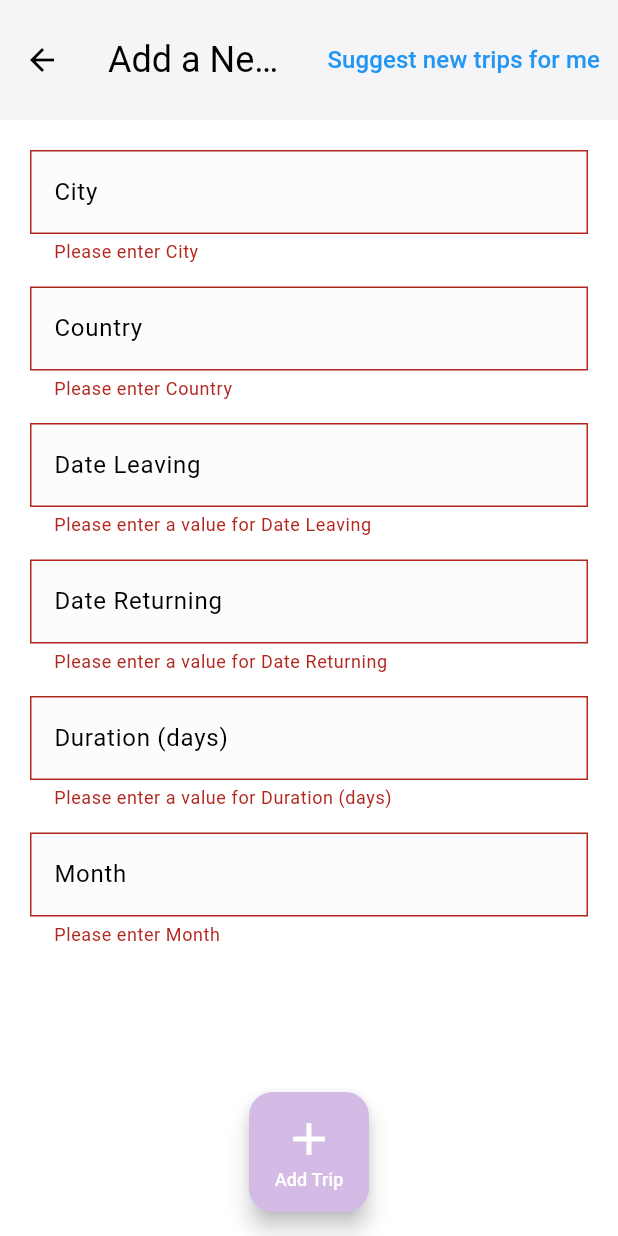
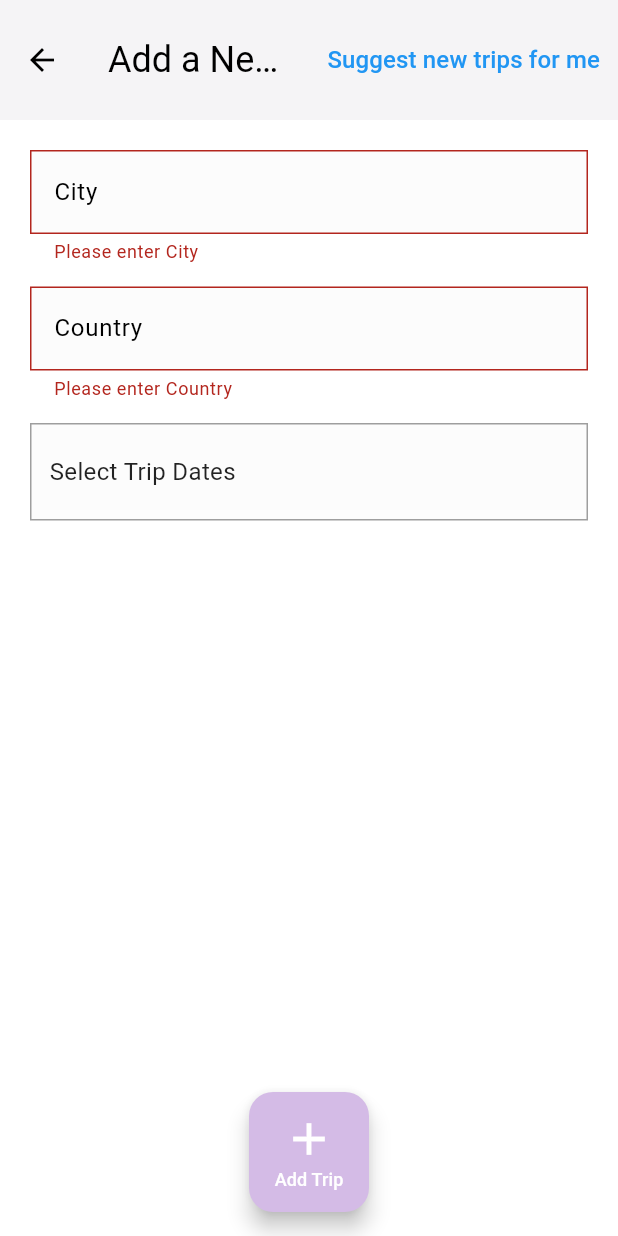
Before and after one commit to juliaopesh/JetSetGo, a Flutter app: the AddTrip screen opened directly, after a tap on "Add Trip", on a phone screen of 412 x 824 dp. Run offline on Flutter 3.47's test engine with Material 3 defaults, Android fonts, the phone set to English and light mode, and no system bars; our stand-ins replace cloud_firestore, firebase_auth, firebase_core; accounts and stored records are empty.

Commit message:
packing list and add trip edits

```diff
--- a/jetsetgo/lib/components/itinerary_daycard.dart
+++ b/jetsetgo/lib/components/itinerary_daycard.dart
@@ -92,13 +92,13 @@ class _ItineraryDayCardState extends State<ItineraryDayCard> {
                       }).toList(),
 
                       // **Edit Button (inside scrollable area)**
-                      const SizedBox(height: 10),
+                      const SizedBox(height: 10, width: 50),
                       SizedBox(
                         width: double.infinity, // Makes it take the full width of the parent
                         child: ElevatedButton(
                           onPressed: widget.onEdit,
                           style: ElevatedButton.styleFrom(
-                            backgroundColor: Colors.blue,
+                            backgroundColor: const Color.fromARGB(255, 15, 106, 55),
                             foregroundColor: Colors.white,
                           ),
                           child: const Text("Edit Itinerary Card"),
--- a/jetsetgo/lib/components/trip_card.dart
+++ b/jetsetgo/lib/components/trip_card.dart
@@ -4,7 +4,6 @@ class TripCard extends StatelessWidget {
   final String destination;
   final String dates;
   final String duration;
-  final VoidCallback onDelete; // Callback for delete action
   final VoidCallback onTap; // Callback for tap action
 
   const TripCard({
@@ -12,7 +11,6 @@ class TripCard extends StatelessWidget {
     required this.destination,
     required this.dates,
     required this.duration,
-    required this.onDelete,
     required this.onTap,
   });
 
--- a/jetsetgo/lib/pages/add_trip.dart
+++ b/jetsetgo/lib/pages/add_trip.dart
@@ -1,8 +1,10 @@
 import 'package:flutter/material.dart';
 import 'package:cloud_firestore/cloud_firestore.dart';
 import 'package:firebase_auth/firebase_auth.dart';
-import 'package:jetsetgo/components/add_button.dart'; // Import AddButton component
+import 'package:jetsetgo/components/add_button.dart';
 import 'trip_suggestions.dart';
+import 'package:intl/intl.dart';
+
 class AddTrip extends StatefulWidget {
   const AddTrip({super.key});
 
@@ -14,65 +16,51 @@ class _AddTripState extends State<AddTrip> {
   final _formKey = GlobalKey<FormState>();
   final _cityController = TextEditingController();
   final _countryController = TextEditingController();
-  final _dateLeavingController = TextEditingController();
-  final _dateReturningController = TextEditingController();
-  final _durationController = TextEditingController();
-  final _monthController = TextEditingController();
+  DateTime? _startDate;
+  DateTime? _endDate;
 
   @override
   void dispose() {
     _cityController.dispose();
     _countryController.dispose();
-    _dateLeavingController.dispose();
-    _dateReturningController.dispose();
-    _durationController.dispose();
-    _monthController.dispose();
     super.dispose();
   }
 
   Future<void> _addTrip() async {
-    if (_formKey.currentState!.validate()) {
+    if (_formKey.currentState!.validate() && _startDate != null && _endDate != null) {
       final user = FirebaseAuth.instance.currentUser!;
+      final duration = _endDate!.difference(_startDate!).inDays;
+      final month = DateFormat.MMMM().format(_startDate!); // e.g., March
+
       final tripData = {
         'City': _cityController.text,
         'Country': _countryController.text,
-        'DateLeaving': int.parse(_dateLeavingController.text),
-        'DateReturning': int.parse(_dateReturningController.text),
-        'Duration': int.parse(_durationController.text),
-        'Month': _monthController.text,
+        'DateLeaving': _startDate!.day,
+        'DateReturning': _endDate!.day,
+        'Duration': duration,
+        'Month': month,
       };
 
       try {
-        // Generate a unique ID for the trip document
-        final tripDocRef = FirebaseFirestore.instance
-            .collection('users')
-            .doc(user.uid)
-            .collection('trip')
-            .doc();
+        final userDoc = FirebaseFirestore.instance.collection('users').doc(user.uid);
 
-        // Create the trip document with the trip data
-        await tripDocRef.set(tripData);
+        // Create main trip doc
+        final tripDocRef = await userDoc.collection('trip').add({}); // Empty trip doc
 
-        // Reference to the Itinerary subcollection
+        // Add tripData into tripID subcollection with autogenerated doc ID
+        final tripIdDocRef = tripDocRef.collection('tripID').doc();
+        await tripIdDocRef.set(tripData);
+
+        // Create Itinerary subcollection
         final itineraryDocRef = tripDocRef.collection('Itinerary').doc("Day 1 - Arrival");
+        await itineraryDocRef.set({});
+        await itineraryDocRef.collection('Details').doc().set({});
 
-        // Create the Title document (e.g., "Day 1 - Arrival")
-        await itineraryDocRef.set({}); // Empty document, just to hold the subcollection
 
-        // Create a Details document
-        final detailsDocRef = itineraryDocRef.collection('Details').doc();
-
-        await detailsDocRef.set({}); // Empty document to hold the subcollection
-
-        final packingListDocRef = tripDocRef.collection('PackingList');
-
-        await packingListDocRef.add({'item': 'Toothbrush', 'checked': 0});
-        // Show success message
         ScaffoldMessenger.of(context).showSnackBar(
           const SnackBar(content: Text('Trip added successfully!')),
         );
 
-        // Navigate back to the home page
         Navigator.pop(context);
       } catch (e) {
         ScaffoldMessenger.of(context).showSnackBar(
@@ -82,31 +70,36 @@ class _AddTripState extends State<AddTrip> {
     }
   }
 
+  Future<void> _pickDateRange() async {
+    final picked = await showDateRangePicker(
+      context: context,
+      firstDate: DateTime.now(),
+      lastDate: DateTime.now().add(const Duration(days: 365)),
+    );
 
-
-
-  // Helper function to validate numeric fields
-  String? _validateNumber(String? value, String fieldName) {
-    if (value == null || value.isEmpty) {
-      return 'Please enter a value for $fieldName';
+    if (picked != null) {
+      setState(() {
+        _startDate = picked.start;
+        _endDate = picked.end;
+      });
     }
-    if (int.tryParse(value) == null) {
-      return 'Please enter a valid number for $fieldName';
-    }
-    return null;
   }
 
   @override
   Widget build(BuildContext context) {
+    final dateString = (_startDate != null && _endDate != null)
+        ? "${DateFormat.MMMd().format(_startDate!)} - ${DateFormat.MMMd().format(_endDate!)}"
+        : "Select Trip Dates";
+
     return Scaffold(
-      backgroundColor: Colors.white, // Match HomePage background
+      backgroundColor: Colors.white,
       appBar: AppBar(
         toolbarHeight: 80,
         title: const Text(
           'Add a New Trip',
           style: TextStyle(fontSize: 24, color: Colors.black),
         ),
-        backgroundColor: const Color.fromARGB(255, 245, 244, 246), // Match HomePage app bar
+        backgroundColor: const Color.fromARGB(255, 245, 244, 246),
         elevation: 0,
         iconTheme: const IconThemeData(color: Colors.black),
         actions: [
@@ -134,13 +127,26 @@ class _AddTripState extends State<AddTrip> {
               const SizedBox(height: 15),
               _buildTextField(_countryController, 'Country'),
               const SizedBox(height: 15),
-              _buildTextField(_dateLeavingController, 'Date Leaving', isNumber: true),
-              const SizedBox(height: 15),
-              _buildTextField(_dateReturningController, 'Date Returning', isNumber: true),
-              const SizedBox(height: 15),
-              _buildTextField(_durationController, 'Duration (days)', isNumber: true),
-              const SizedBox(height: 15),
-              _buildTextField(_monthController, 'Month'),
+              GestureDetector(
+                onTap: _pickDateRange,
+                child: Container(
+                  padding: const EdgeInsets.symmetric(vertical: 20, horizontal: 12),
+                  decoration: BoxDecoration(
+                    border: Border.all(color: Colors.grey),
+                    color: const Color.fromARGB(255, 252, 252, 252),
+                  ),
+                  child: Text(
+                    dateString,
+                    style: const TextStyle(fontSize: 16, color: Colors.black87),
+                  ),
+                ),
+              ),
+              const SizedBox(height: 20),
+              if (_startDate != null && _endDate != null)
+                Text(
+                  'Duration: ${_endDate!.difference(_startDate!).inDays} days',
+                  style: const TextStyle(fontSize: 16, fontWeight: FontWeight.w500),
+                ),
             ],
           ),
         ),
@@ -149,25 +155,21 @@ class _AddTripState extends State<AddTrip> {
         label: 'Add Trip',
         onPressed: _addTrip,
       ),
-      floatingActionButtonLocation: FloatingActionButtonLocation.centerFloat, // Centered FAB like HomePage
+      floatingActionButtonLocation: FloatingActionButtonLocation.centerFloat,
     );
   }
 
-  // Helper function to create text fields
-  Widget _buildTextField(TextEditingController controller, String label, {bool isNumber = false}) {
+  Widget _buildTextField(TextEditingController controller, String label) {
     return TextFormField(
       controller: controller,
-      keyboardType: isNumber ? TextInputType.number : TextInputType.text,
       decoration: InputDecoration(
         labelText: label,
         labelStyle: const TextStyle(fontSize: 16, color: Colors.black),
-        border: const OutlineInputBorder(
-          borderRadius: BorderRadius.zero, // Sharp edges
-        ),
+        border: const OutlineInputBorder(borderRadius: BorderRadius.zero),
         filled: true,
-        fillColor: Color.fromARGB(255, 252, 252, 252), // Match trip card color
+        fillColor: const Color.fromARGB(255, 252, 252, 252),
       ),
-      validator: isNumber ? (value) => _validateNumber(value, label) : (value) {
+      validator: (value) {
         if (value == null || value.isEmpty) {
           return 'Please enter $label';
         }
--- a/jetsetgo/lib/pages/itinerary_day_details.dart
+++ b/jetsetgo/lib/pages/itinerary_day_details.dart
@@ -1,4 +1,4 @@
-import 'package:flutter/material.dart';
+/*import 'package:flutter/material.dart';
 
 class ItineraryDayDetails extends StatelessWidget {
   final String day;
@@ -66,4 +66,4 @@ class ItineraryDayDetails extends StatelessWidget {
       ),
     );
   }
-}
+}*/
--- a/jetsetgo/pubspec.yaml
+++ b/jetsetgo/pubspec.yaml
@@ -39,6 +39,7 @@ dependencies:
   cloud_firestore: ^5.5.1
   http: ^0.13.3
   flutter_dotenv: ^5.0.2
+  intl: ^0.20.2
 
 
 dev_dependencies:
```
Also changed, not shown: jetsetgo/lib/components/packing_list_component.dart (+16 -9 lines), jetsetgo/lib/components/trip_list.dart (+0 -24 lines), jetsetgo/lib/pages/packing_list.dart (+89 -82 lines), jetsetgo/lib/pages/trip_profile.dart (+71 -6 lines), jetsetgo/lib/pages/trip_suggestions.dart (+57 -13 lines), jetsetgo/pubspec.lock.
